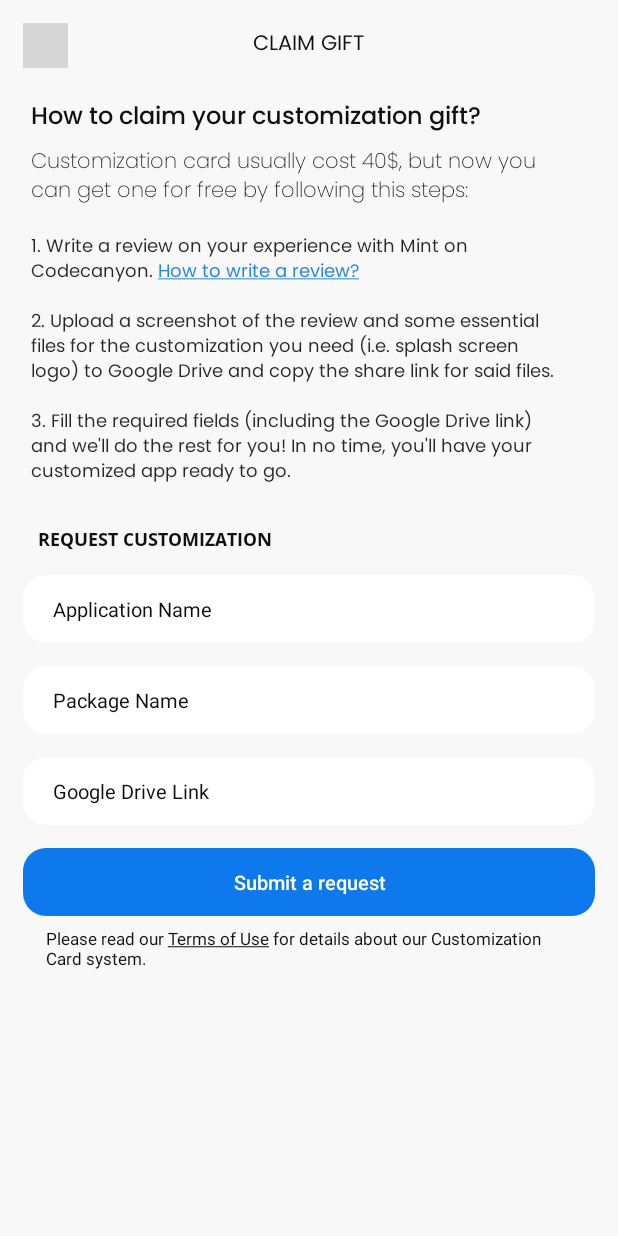
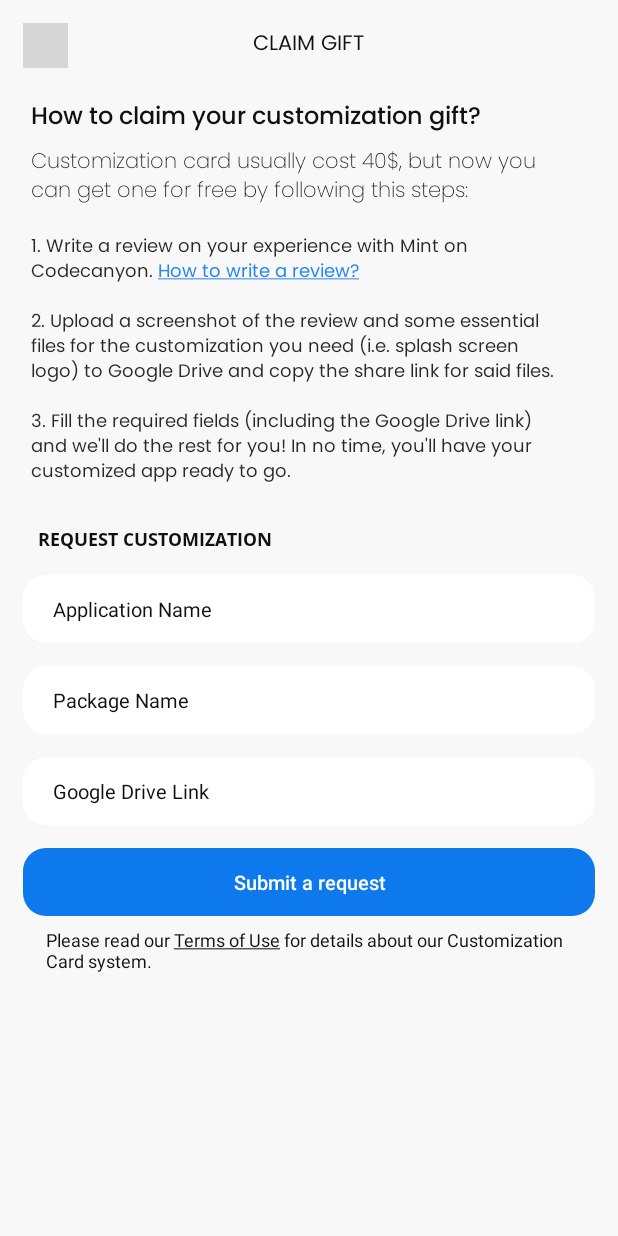
Before and after one commit to picassos-developers/mynta-console-build, an Android app: the ClaimGiftActivity screen opened directly, with no data from a screen before it, on a phone screen of 412 x 824 dp. Run offline under Robolectric (Android 15) with nearby library versions, the phone set to English and light mode, and no system bars; our stand-ins replace Volley; network calls fail; pictures from the network do not load; grey boxes are pictures that could not be loaded.

Commit message:
* Commit

```diff
--- a/app/src/main/res/layout/activity_about_app.xml
+++ b/app/src/main/res/layout/activity_about_app.xml
@@ -70,8 +70,8 @@
                     android:layout_height="30dp"
                     android:layout_alignParentEnd="true"
                     android:layout_centerVertical="true"
+                    android:background="@drawable/circle"
                     android:paddingTop="5dp"
-                    android:background="@drawable/circle"
                     android:paddingBottom="5dp"
                     android:src="@drawable/icon_info_outline"
                     app:tint="?color_dark"
--- a/app/src/main/res/layout/activity_claim_gift.xml
+++ b/app/src/main/res/layout/activity_claim_gift.xml
@@ -176,7 +176,7 @@
                 android:textColorLink="?color_dark"
                 android:text="@string/please_read_our_terms_of_use_for_details_about_our_customization_card_system"
                 android:textColor="?color_dark"
-                android:textSize="11sp" />
+                android:textSize="12sp" />
 
             <TextView
                 android:id="@id/response"
--- a/app/src/main/res/layout/activity_share_content.xml
+++ b/app/src/main/res/layout/activity_share_content.xml
@@ -70,7 +70,7 @@
                     android:layout_height="30dp"
                     android:layout_alignParentEnd="true"
                     android:layout_centerVertical="true"
-                    android:paddingStart="5dp"
+                    android:background="@drawable/circle"
                     android:paddingTop="5dp"
                     android:paddingBottom="5dp"
                     android:src="@drawable/icon_info_outline"
--- a/app/src/main/res/layout/include_drawer_menu.xml
+++ b/app/src/main/res/layout/include_drawer_menu.xml
@@ -47,7 +47,7 @@
                 android:layout_height="50dp"
                 android:padding="14dp"
                 android:layout_marginBottom="15dp"
-                android:src="@drawable/icon_download"
+                android:src="@drawable/icon_build_filled"
                 app:tint="?color_dark"
                 tools:ignore="ContentDescription" />
 
```
Also changed, not shown: app/src/main/res/raw/progress.json (+1 -1 lines), app/src/main/res/drawable/icon_build_filled.png (added).
